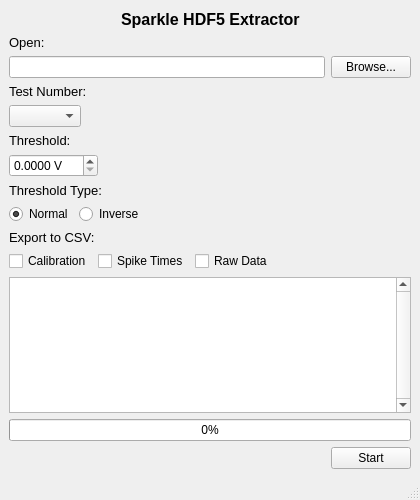
Old version of the form main.ui in the repository portfors-lab/Sparkle-HDF5-Extractor.
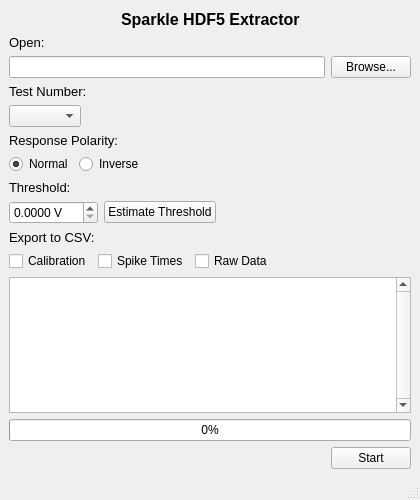
New version of the form.

Commit message: Added threshold estimation

Patch:
```diff
--- a/main.ui
+++ b/main.ui
@@ -112,30 +112,31 @@
            </font>
           </property>
           <property name="text">
-           <string>Threshold:</string>
+           <string>Response Polarity:</string>
           </property>
          </widget>
         </item>
         <item>
-         <layout class="QHBoxLayout" name="horizontalLayout_3">
+         <layout class="QHBoxLayout" name="horizontalLayout_8">
           <item>
-           <widget class="QDoubleSpinBox" name="doubleSpinBox_threshold">
-            <property name="suffix">
-             <string> V</string>
+           <widget class="QRadioButton" name="radioButton_normal">
+            <property name="text">
+             <string>Normal</string>
             </property>
-            <property name="decimals">
-             <number>4</number>
+            <property name="checked">
+             <bool>true</bool>
             </property>
-            <property name="maximum">
-             <double>100.000000000000000</double>
+           </widget>
+          </item>
+          <item>
+           <widget class="QRadioButton" name="radioButton_inverse">
+            <property name="text">
+             <string>Inverse</string>
             </property>
-            <property name="singleStep">
-             <double>0.001000000000000</double>
-            </property>
            </widget>
           </item>
           <item>
-           <spacer name="horizontalSpacer_5">
+           <spacer name="horizontalSpacer">
             <property name="orientation">
              <enum>Qt::Horizontal</enum>
             </property>
@@ -157,31 +158,37 @@
            </font>
           </property>
           <property name="text">
-           <string>Threshold Type:</string>
+           <string>Threshold:</string>
           </property>
          </widget>
         </item>
         <item>
-         <layout class="QHBoxLayout" name="horizontalLayout_8">
+         <layout class="QHBoxLayout" name="horizontalLayout_3">
           <item>
-           <widget class="QRadioButton" name="radioButton_normal">
-            <property name="text">
-             <string>Normal</string>
+           <widget class="QDoubleSpinBox" name="doubleSpinBox_threshold">
+            <property name="suffix">
+             <string> V</string>
             </property>
-            <property name="checked">
-             <bool>true</bool>
+            <property name="decimals">
+             <number>4</number>
             </property>
+            <property name="maximum">
+             <double>100.000000000000000</double>
+            </property>
+            <property name="singleStep">
+             <double>0.001000000000000</double>
+            </property>
            </widget>
           </item>
           <item>
-           <widget class="QRadioButton" name="radioButton_inverse">
+           <widget class="QPushButton" name="pushButton_auto_threshold">
             <property name="text">
-             <string>Inverse</string>
+             <string>Estimate Threshold</string>
             </property>
            </widget>
           </item>
           <item>
-           <spacer name="horizontalSpacer">
+           <spacer name="horizontalSpacer_5">
             <property name="orientation">
              <enum>Qt::Horizontal</enum>
             </property>
```
The commit also changes 2 other files.
